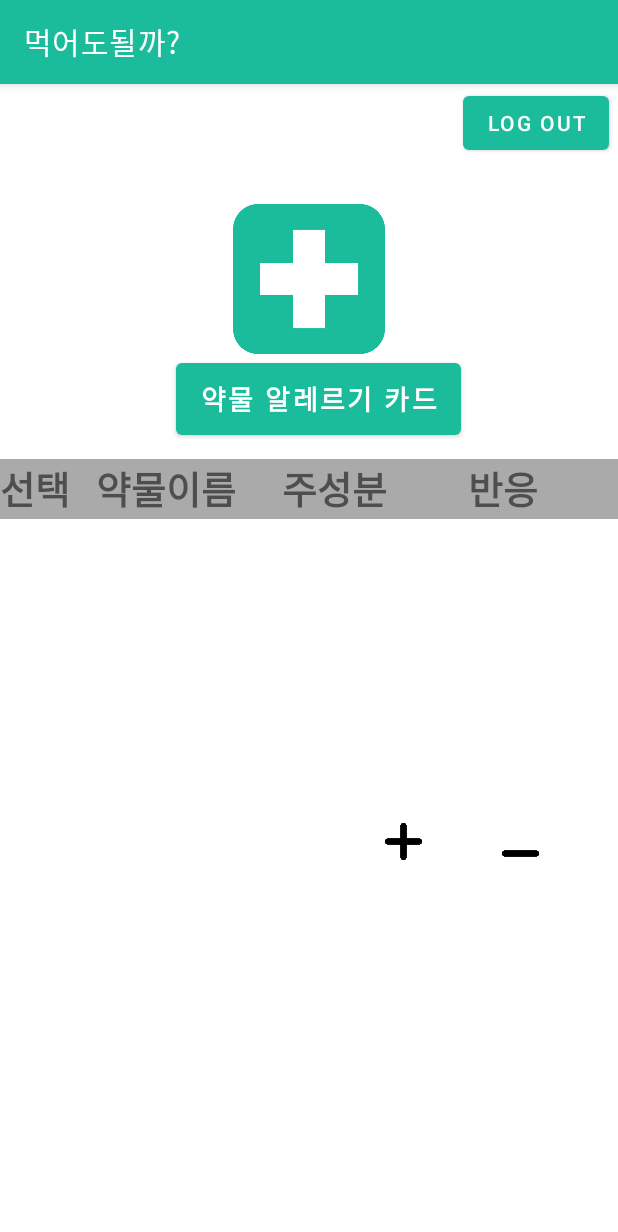
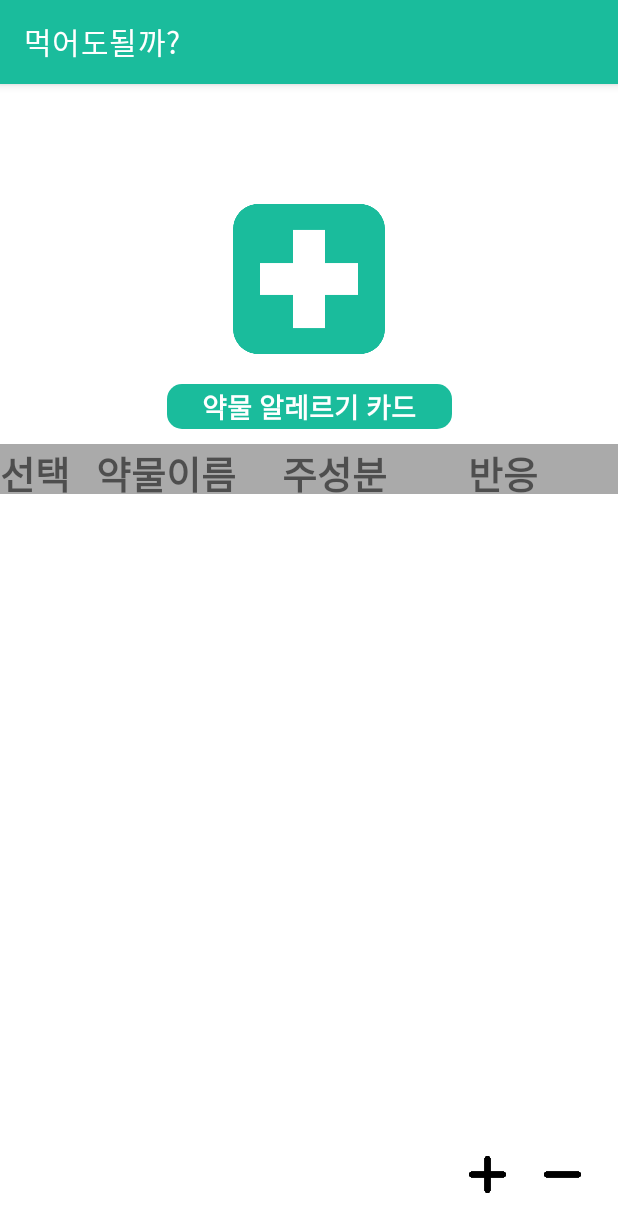
Before and after one commit to CSID-DGU/2021-2-OSSP2-Drugger-3, an Android app: the EditActivity screen opened directly, with no data from a screen before it, on a phone screen of 412 x 824 dp. Shown: the top 1232 px of the screen. Run offline under Robolectric (Android 15) with nearby library versions, the phone set to English and light mode, and no system bars; 1 statement that could not run was skipped.

Commit message:
[feat/frontend/editfunc] edit 페이지 재구성, logout 기능 수정

```diff
--- a/frontend/app/src/main/AndroidManifest.xml
+++ b/frontend/app/src/main/AndroidManifest.xml
@@ -40,6 +40,7 @@
             android:exported="false" />
         <activity
             android:name=".MainActivity"
+            android:windowSoftInputMode="adjustPan"
             android:exported="false" />
         <activity
             android:name=".EditActivity"
--- a/frontend/app/src/main/res/layout/activity_edit.xml
+++ b/frontend/app/src/main/res/layout/activity_edit.xml
@@ -19,37 +19,41 @@
         app:srcCompat="@drawable/logo"
         tools:ignore="ImageContrastCheck" />
 
-    <Button
-        android:id="@+id/button3"
+    <TextView
+        android:id="@+id/card"
         android:layout_width="190dp"
-        android:layout_height="60dp"
-        android:layout_marginStart="117dp"
-        android:layout_marginBottom="10dp"
+        android:layout_height="30dp"
+        android:layout_marginTop="20dp"
+        android:layout_marginBottom="50dp"
+        android:background="@drawable/rounding"
+        android:fontFamily="sans-serif"
+        android:gravity="center"
         android:text="약물 알레르기 카드"
+        android:textAlignment="center"
+        android:textColor="@color/white"
         android:textSize="18sp"
         android:textStyle="bold"
         app:layout_constraintBottom_toTopOf="@+id/tableLayout"
         app:layout_constraintStart_toStartOf="parent"
+        app:layout_constraintEnd_toEndOf="parent"
         app:layout_constraintTop_toBottomOf="@+id/imageView"
         tools:ignore="MissingConstraints,TouchTargetSizeCheck" />
 
     <TableLayout
         android:id="@+id/tableLayout"
         android:layout_width="wrap_content"
-        android:layout_height="50dp"
+        android:layout_height="33dp"
         android:layout_marginTop="10dp"
         android:backgroundTint="@color/actionColor"
         android:stretchColumns="0,1,2"
         app:layout_constraintEnd_toEndOf="@id/imageView"
         app:layout_constraintStart_toStartOf="@id/imageView"
-        app:layout_constraintTop_toBottomOf="@+id/button3"
+        app:layout_constraintTop_toBottomOf="@+id/card"
         tools:ignore="MissingConstraints">
-
 
         <TableRow
             android:layout_width="match_parent"
             android:layout_height="match_parent">
-
             <TextView
                 android:id="@+id/textView30"
                 android:layout_width="60dp"
@@ -59,7 +63,6 @@
                 android:text="선택"
                 android:textSize="25sp"
                 android:textStyle="bold" />
-
             <TextView
                 android:id="@+id/textView40"
                 android:layout_width="120dp"
@@ -69,7 +72,6 @@
                 android:text="약물이름"
                 android:textSize="25sp"
                 android:textStyle="bold" />
-
             <TextView
                 android:id="@+id/textView41"
                 android:layout_width="120dp"
@@ -79,7 +81,6 @@
                 android:text="주성분"
                 android:textSize="25sp"
                 android:textStyle="bold" />
-
             <TextView
                 android:id="@+id/textView42"
                 android:layout_width="100dp"
@@ -90,6 +91,7 @@
                 android:textSize="25sp"
                 android:textStyle="bold" />
         </TableRow>
+
     </TableLayout>
 
     <ScrollView
@@ -100,15 +102,14 @@
         app:layout_constraintEnd_toEndOf="parent"
         app:layout_constraintHorizontal_bias="0.0"
         app:layout_constraintStart_toStartOf="parent"
-        app:layout_constraintTop_toBottomOf="@+id/tableLayout"
-        app:layout_constraintVertical_bias="1.0">
+        app:layout_constraintTop_toBottomOf="@+id/tableLayout">
 
         <TableLayout
             android:id="@+id/table_edit"
             android:layout_width="match_parent"
             android:layout_height="match_parent"
             android:background="@color/actionColor"
-            android:stretchColumns="0"
+            android:stretchColumns="0,1,2,3"
             app:layout_constraintBottom_toTopOf="@+id/plus"
             app:layout_constraintTop_toBottomOf="@+id/tableLayout"
             app:layout_constraintVertical_bias="0.0"
@@ -121,12 +122,15 @@
         android:id="@+id/plus"
         android:layout_width="50dp"
         android:layout_height="50dp"
-        android:layout_marginTop="180dp"
+        android:layout_marginTop="20dp"
+        android:layout_marginBottom="16dp"
+        android:layout_marginStart="300dp"
         android:contentDescription="@string/logo"
-        app:layout_constraintEnd_toStartOf="@+id/minus"
-        app:layout_constraintHorizontal_bias="0.898"
+        app:layout_constraintBottom_toBottomOf="parent"
+        app:layout_constraintEnd_toStartOf="@id/minus"
+        app:layout_constraintHorizontal_bias="1.0"
         app:layout_constraintStart_toStartOf="parent"
-        app:layout_constraintTop_toBottomOf="@+id/tableLayout"
+        app:layout_constraintTop_toBottomOf="@id/scrollView_edit"
         app:srcCompat="@drawable/plus"
         tools:ignore="ImageContrastCheck" />
 
@@ -134,27 +138,12 @@
         android:id="@+id/minus"
         android:layout_width="50dp"
         android:layout_height="50dp"
-        android:layout_marginTop="8dp"
+        android:layout_marginTop="20dp"
         android:contentDescription="@string/logo"
-        app:layout_constraintEnd_toEndOf="parent"
         app:layout_constraintHorizontal_bias="0.889"
-        app:layout_constraintStart_toStartOf="parent"
+        app:layout_constraintStart_toEndOf="@id/plus"
         app:layout_constraintTop_toBottomOf="@+id/scrollView_edit"
         app:srcCompat="@drawable/minus"
         tools:ignore="ImageContrastCheck" />
 
-    <Button
-        android:id="@+id/logout"
-        android:layout_width="wrap_content"
-        android:layout_height="wrap_content"
-        android:layout_marginStart="308dp"
-        android:layout_marginTop="2dp"
-        android:layout_marginEnd="5dp"
-        android:layout_marginBottom="30dp"
-        android:text="Log out"
-        app:layout_constraintBottom_toTopOf="@+id/imageView"
-        app:layout_constraintEnd_toEndOf="parent"
-        app:layout_constraintStart_toStartOf="parent"
-        app:layout_constraintTop_toTopOf="parent" />
-
 </androidx.constraintlayout.widget.ConstraintLayout>
```
Also changed, not shown: frontend/app/src/main/java/com/example/frontend/EditActivity.kt (+15 -51 lines), frontend/app/src/main/java/com/example/frontend/MainActivity.kt (+17 -9 lines).
